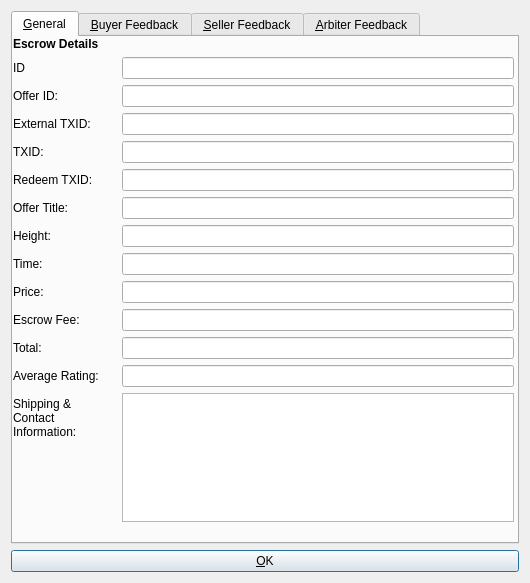
greggdourgarian/syscoin2, file src/qt/forms/escrowinfodialog.ui: the form before one commit.
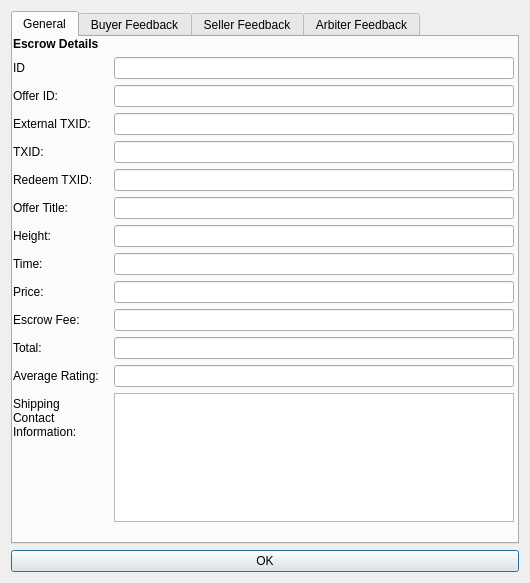
The form after the commit.

What changed in the file:
```diff
--- a/src/qt/forms/escrowinfodialog.ui
+++ b/src/qt/forms/escrowinfodialog.ui
@@ -24,7 +24,7 @@
      </property>
      <widget class="QWidget" name="general">
       <attribute name="title">
-       <string>&amp;General</string>
+       <string>General</string>
       </attribute>
       <widget class="QWidget" name="layoutWidget">
        <property name="geometry">
@@ -175,7 +175,7 @@
         <item row="14" column="0">
          <widget class="QLabel" name="label_11">
           <property name="text">
-           <string>Shipping &amp; Contact Information:</string>
+           <string>Shipping  Contact Information:</string>
           </property>
           <property name="wordWrap">
            <bool>true</bool>
@@ -214,7 +214,7 @@
      </widget>
      <widget class="QWidget" name="buyerFeedback">
       <attribute name="title">
-       <string>&amp;Buyer Feedback</string>
+       <string>Buyer Feedback</string>
       </attribute>
       <widget class="QScrollArea" name="scrollArea">
        <property name="geometry">
@@ -257,7 +257,7 @@
      </widget>
      <widget class="QWidget" name="sellerFeedback">
       <attribute name="title">
-       <string>&amp;Seller Feedback</string>
+       <string>Seller Feedback</string>
       </attribute>
       <widget class="QScrollArea" name="scrollArea_2">
        <property name="geometry">
@@ -300,7 +300,7 @@
      </widget>
      <widget class="QWidget" name="arbiterFeedback">
       <attribute name="title">
-       <string>&amp;Arbiter Feedback</string>
+       <string>Arbiter Feedback</string>
       </attribute>
       <widget class="QScrollArea" name="scrollArea_3">
        <property name="geometry">
@@ -346,7 +346,7 @@
    <item>
     <widget class="QPushButton" name="okButton">
      <property name="text">
-      <string>&amp;OK</string>
+      <string>OK</string>
      </property>
     </widget>
    </item>
```
